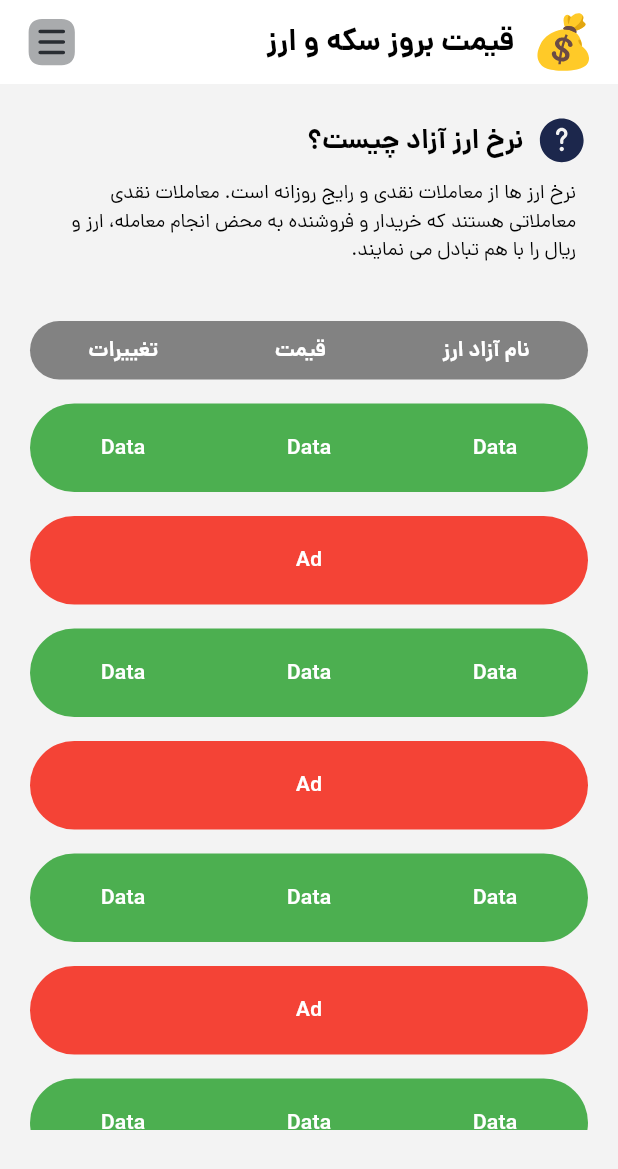
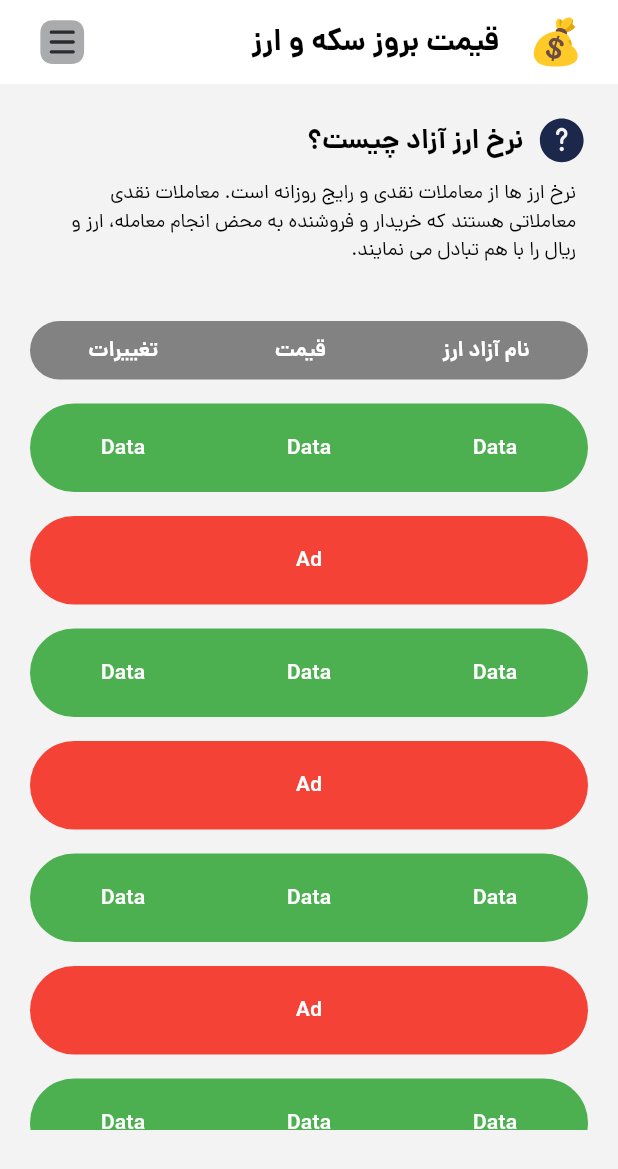
Before and after one commit to mahdi-khoshkhabar/currency_sample, a Flutter app: the screen it shows after launch, on a phone screen of 412 x 824 dp. Shown: the top 1169 px of the screen. Run offline on Flutter 3.47's test engine with Material 3 defaults, Android fonts, the phone set to English and light mode, and no system bars; our stand-ins replace flutter_svg.

Commit message:
app bar improved

```diff
--- a/lib/main.dart
+++ b/lib/main.dart
@@ -30,10 +30,13 @@ class MyApp extends StatelessWidget {
           elevation: 0,
           title:
               Row(mainAxisAlignment: MainAxisAlignment.spaceBetween, children: [
-            SvgPicture.asset(
-              "assets/images/money-bag-svgrepo-com 1.svg",
-              width: 41,
-              height: 41,
+            IconButton(
+              onPressed: () {},
+              icon: SvgPicture.asset(
+                "assets/images/money-bag-svgrepo-com 1.svg",
+                width: 35,
+                height: 35,
+              ),
             ),
             Padding(
               padding: const EdgeInsets.only(right: 12),
@@ -44,13 +47,15 @@ class MyApp extends StatelessWidget {
             ),
             Expanded(
               child: Align(
-                alignment: Alignment.centerLeft,
-                child: SvgPicture.asset(
-                  "assets/images/menu-svgrepo-com 1.svg",
-                  width: 37,
-                  height: 37,
-                ),
-              ),
+                  alignment: Alignment.centerLeft,
+                  child: IconButton(
+                    onPressed: () {},
+                    icon: SvgPicture.asset(
+                      "assets/images/menu-svgrepo-com 1.svg",
+                      width: 35,
+                      height: 35,
+                    ),
+                  )),
             )
           ]),
         ),
```
